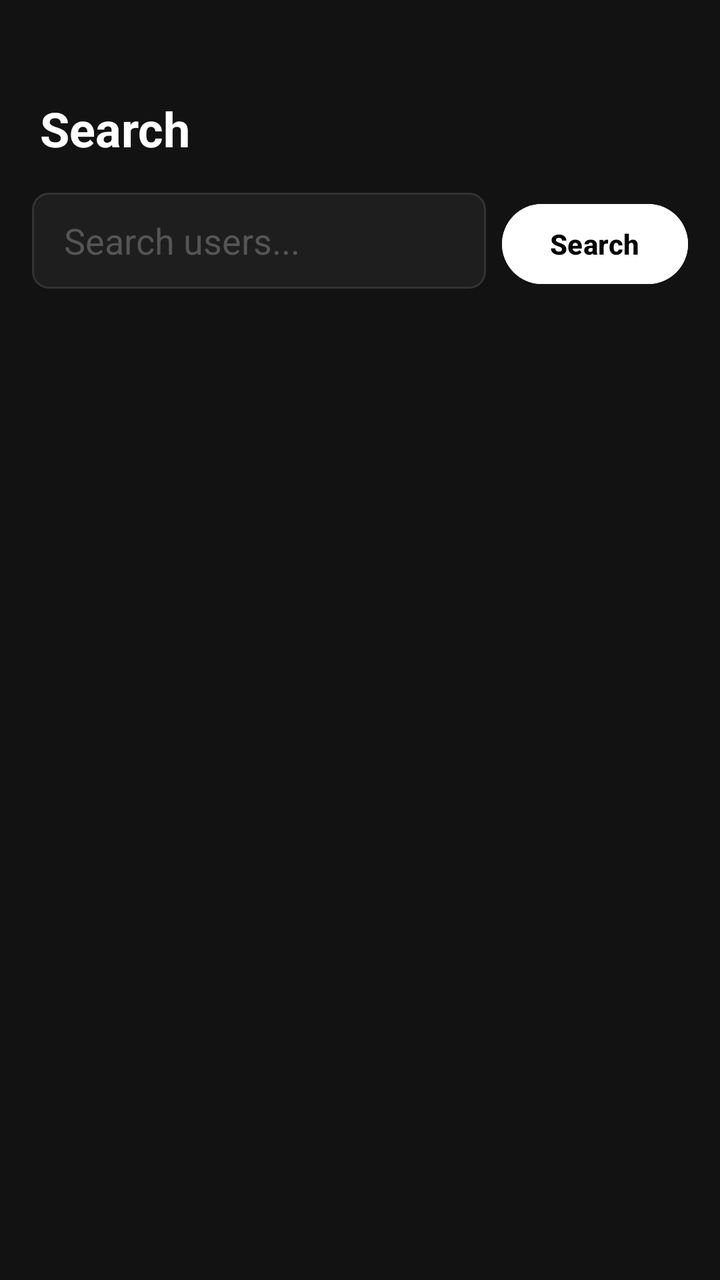
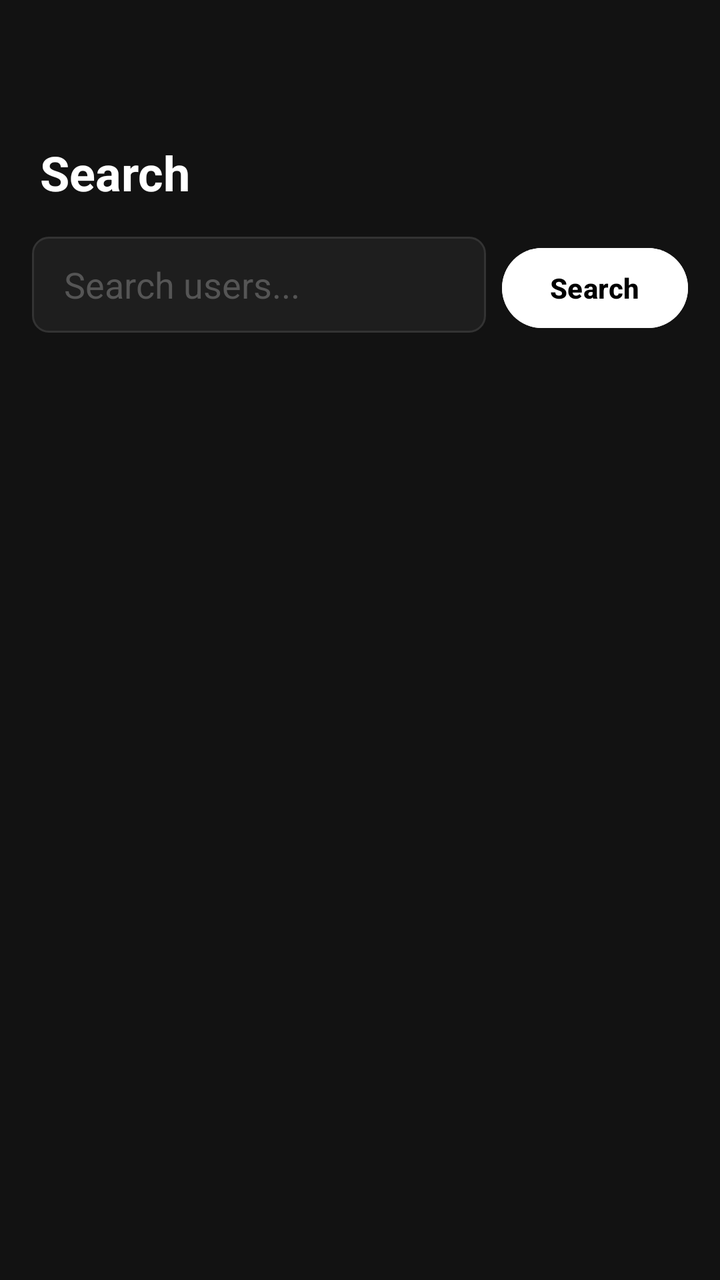

Compare the two renders of this Android layout. The source of the first and the diff that turns it into the second are given below.
<!-- AndroidManifest.xml: application theme Theme.SnapQuest -->
<!-- res/layout/activity_search.xml -->
<?xml version="1.0" encoding="utf-8"?>
<LinearLayout xmlns:android="http://schemas.android.com/apk/res/android"
    android:layout_width="match_parent"
    android:layout_height="match_parent"
    android:orientation="vertical"
    android:background="#121212">

    <TextView
        android:layout_width="match_parent"
        android:layout_height="wrap_content"
        android:text="Search"
        android:textColor="#FFFFFF"
        android:textSize="24sp"
        android:textStyle="bold"
        android:paddingStart="20dp"
        android:paddingTop="48dp"
        android:paddingBottom="16dp"/>

    <LinearLayout
        android:layout_width="match_parent"
        android:layout_height="wrap_content"
        android:orientation="horizontal"
        android:paddingStart="16dp"
        android:paddingEnd="16dp"
        android:layout_marginBottom="8dp">

        <EditText
            android:id="@+id/etSearch"
            android:layout_width="0dp"
            android:layout_height="48dp"
            android:layout_weight="1"
            android:hint="Search users..."
            android:background="@drawable/input_background"
            android:paddingStart="16dp"
            android:paddingEnd="16dp"
            android:textColor="#FFFFFF"
            android:textColorHint="#555555"
            android:layout_marginEnd="8dp"/>

        <Button
            android:id="@+id/btnSearch"
            android:layout_width="wrap_content"
            android:layout_height="48dp"
            android:text="Search"
            android:backgroundTint="#FFFFFF"
            android:textColor="#000000"
            android:textStyle="bold"/>

    </LinearLayout>

    <androidx.recyclerview.widget.RecyclerView
        android:id="@+id/rvSearchResults"
        android:layout_width="match_parent"
        android:layout_height="match_parent"
        android:padding="8dp"/>

</LinearLayout>
<!-- resources referenced by this layout -->
<resources>
  <!-- drawable input_background (drawable) -->
  <?xml version="1.0" encoding="utf-8"?>
  <shape xmlns:android="http://schemas.android.com/apk/res/android"
      android:shape="rectangle">
      <solid android:color="#1E1E1E"/>
      <stroke android:width="1dp" android:color="#333333"/>
      <corners android:radius="8dp"/>
  </shape>
  <style name="Theme.SnapQuest" parent="Base.Theme.SnapQuest" />
  <style name="Base.Theme.SnapQuest" parent="Theme.Material3.DayNight.NoActionBar">
          
          
      </style>
</resources>

<!-- the commit's change to res/layout/activity_search.xml (unified diff, before → after) -->
@@ -13,7 +13,7 @@
         android:textSize="24sp"
         android:textStyle="bold"
         android:paddingStart="20dp"
-        android:paddingTop="48dp"
+        android:paddingTop="70dp"
         android:paddingBottom="16dp"/>
 
     <LinearLayout
